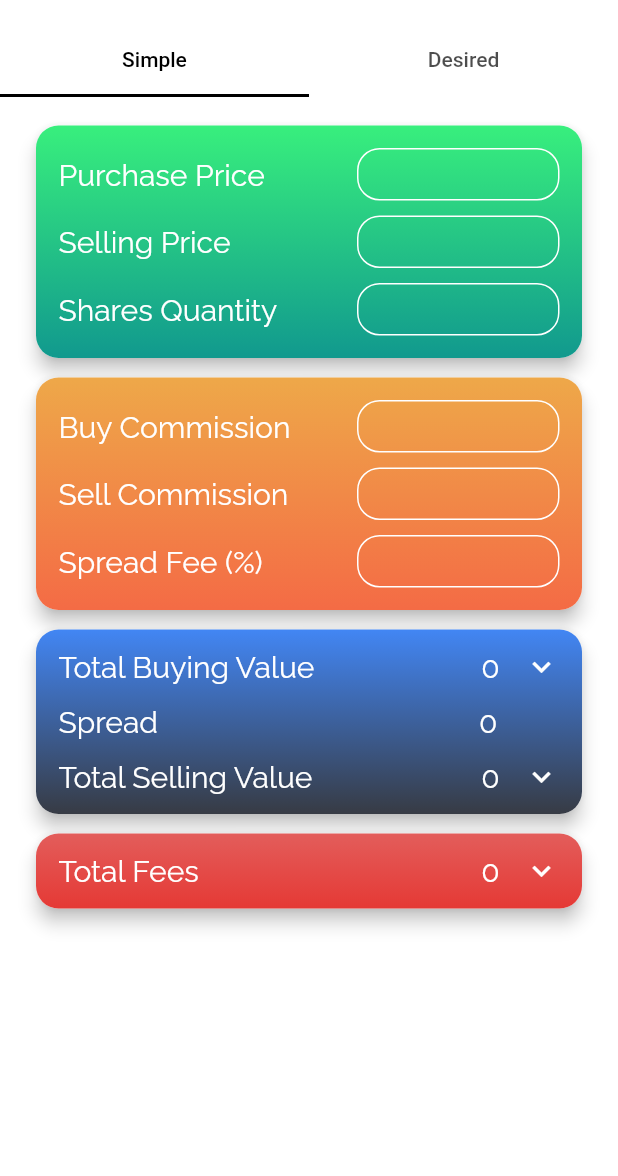
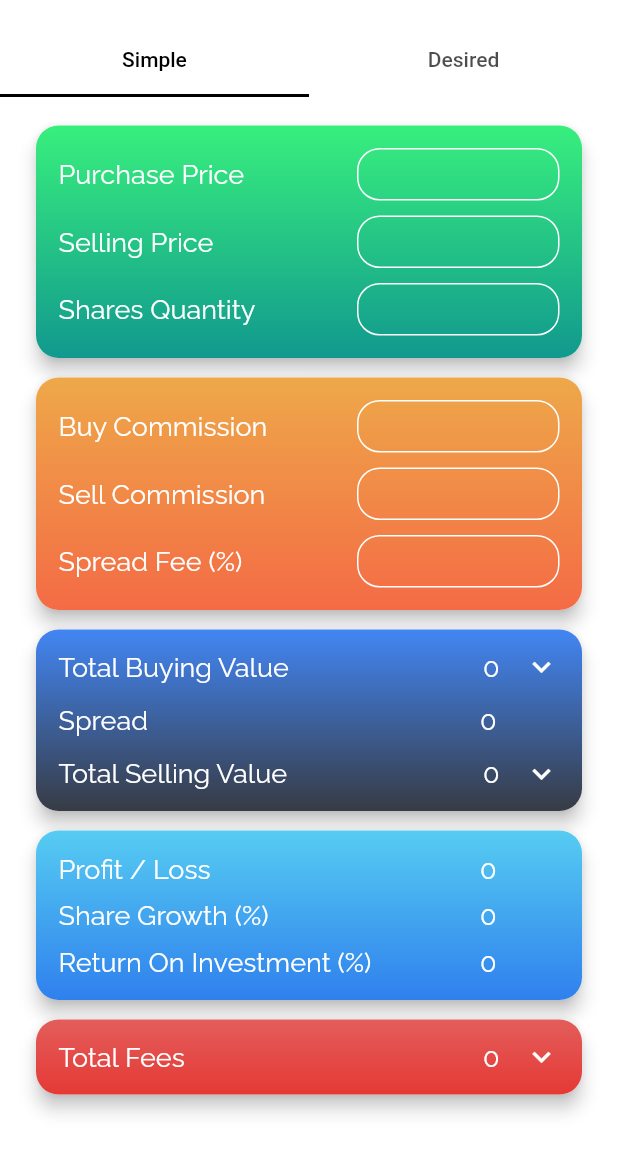
Before and after one commit to seanyasno/finance_app, a Flutter app: the screen it shows after launch, on a phone screen of 412 x 824 dp, the part 59-1235 px from its top. Run offline on Flutter 3.47's test engine with Material 2 defaults, Android fonts, the phone set to English and light mode, and no system bars; our stand-ins replace google_fonts.

Commit message:
Added info share section

```diff
--- a/lib/components/expanded_profit_info/expanded_profit_info.dart
+++ b/lib/components/expanded_profit_info/expanded_profit_info.dart
@@ -44,14 +44,14 @@ class _ExpandedProfitInfoState extends State<ExpandedProfitInfo>
                 widget.title,
                 style: TextStyle(
                   color: Colors.white,
-                  fontSize: 20,
+                  fontSize: 18,
                 ),
               ),
               Text(
                 widget.titleValue,
                 style: TextStyle(
                   color: Colors.white,
-                  fontSize: 20,
+                  fontSize: 18,
                 ),
               )
             ],
--- a/lib/components/profit_forms/simple_profit_form/simple_profit_form.dart
+++ b/lib/components/profit_forms/simple_profit_form/simple_profit_form.dart
@@ -1,10 +1,12 @@
 import 'package:finance_app/components/profit_sections/info_sections/info_fees_section.dart';
+import 'package:finance_app/components/profit_sections/info_sections/info_share_section.dart';
 import 'package:finance_app/components/profit_sections/info_sections/info_sum_section.dart';
 import 'package:finance_app/components/profit_sections/simple_sections/simple_share_section.dart';
-import 'package:finance_app/components/profit_sections/total_info_section.dart';
 import 'package:finance_app/components/profit_sections/fees_section.dart';
+import 'package:finance_app/components/profit_info/profit_info.dart';
 import 'package:finance_app/models/commission_fee.dart';
 import 'package:flutter/material.dart';
+import 'package:intl/intl.dart';
 
 class SimpleProfitForm extends StatefulWidget {
   @override
@@ -40,6 +42,21 @@ class _SimpleProfitFormState extends State<SimpleProfitForm> {
             sharesQuantity: _sharesQuantity,
             buyCommission: CommissionFee(_buyCommission, false),
             sellCommission: CommissionFee(_sellCommission, false),
+          ),
+          SizedBox(
+            height: 5,
+          ),
+          InfoShareSection(
+            purchasePrice: _purchasePrice,
+            sellingPrice: _sellingPrice,
+            sharesQuantity: _sharesQuantity,
+            buyCommission: CommissionFee(_buyCommission, false),
+            sellCommission: CommissionFee(_sellCommission, false),
+            spreadFee: _spreadFees,
+            children: [
+              ProfitInfo('Profit / Loss', NumberFormat().format(_calculateProfit())),
+              SizedBox(height: 10),
+            ],
           ),
           SizedBox(
             height: 5,
@@ -102,4 +119,17 @@ class _SimpleProfitFormState extends State<SimpleProfitForm> {
       _spreadFees = double.parse(value) / 100;
     });
   }
+
+  double _calculateProfit() {
+    return (_sellingPrice * _sharesQuantity) -
+        (_purchasePrice * _sharesQuantity) -
+        (_sellingPrice > _purchasePrice
+            ? _calculateTotalFees()
+            : _buyCommission + _sellCommission);
+  }
+
+  double _calculateTotalFees() {
+    double spread = (_sellingPrice * _sharesQuantity) - (_purchasePrice * _sharesQuantity);
+    return _buyCommission + _sellCommission + (_sellingPrice > _purchasePrice ? spread * _spreadFees : 0);
+  }
 }
--- a/lib/components/profit_info/profit_info.dart
+++ b/lib/components/profit_info/profit_info.dart
@@ -15,7 +15,7 @@ class ProfitInfo extends StatelessWidget {
           Text(
             _label,
             style: TextStyle(
-              fontSize: 20,
+              fontSize: 18,
               color: Colors.white,
             ),
           ),
@@ -25,7 +25,7 @@ class ProfitInfo extends StatelessWidget {
             child: Text(
               _value,
               style: TextStyle(
-                fontSize: 20,
+                fontSize: 18,
                 color: Colors.white,
               ),
             ),
--- a/lib/components/profit_input/profit_input.dart
+++ b/lib/components/profit_input/profit_input.dart
@@ -15,7 +15,7 @@ class ProfitInput extends StatelessWidget {
         Text(
           label,
           style: TextStyle(
-            fontSize: 20,
+            fontSize: 18,
             color: Colors.white,
           ),
         ),
--- /dev/null
+++ b/lib/components/profit_sections/info_sections/info_share_section.dart
@@ -0,0 +1,84 @@
+import 'package:finance_app/components/profit_info/profit_info.dart';
+import 'package:finance_app/models/commission_fee.dart';
+import 'package:flutter/material.dart';
+import 'package:intl/intl.dart';
+
+class InfoShareSection extends StatelessWidget {
+  final double purchasePrice;
+  final double sellingPrice;
+  final int sharesQuantity;
+
+  final CommissionFee buyCommission;
+  final CommissionFee sellCommission;
+  final double spreadFee;
+
+  final List<Widget> children;
+
+  InfoShareSection(
+      {this.purchasePrice,
+      this.sellingPrice,
+      this.sharesQuantity,
+      this.buyCommission,
+      this.sellCommission,
+      this.spreadFee,
+      this.children});
+
+  @override
+  Widget build(BuildContext context) {
+    return Card(
+      elevation: 5,
+      shape: RoundedRectangleBorder(
+        borderRadius: BorderRadius.circular(15),
+      ),
+      child: Container(
+        width: double.infinity,
+        padding: EdgeInsets.all(15),
+        decoration: BoxDecoration(
+          gradient: LinearGradient(
+            begin: FractionalOffset.topCenter,
+            end: FractionalOffset.bottomCenter,
+            colors: [
+              Color(0xFF56CCF2),
+              Color(0xFF2F80ED),
+            ],
+          ),
+          borderRadius: BorderRadius.circular(15),
+        ),
+        child: Column(
+          children: [
+            Column(
+              children: children ?? [],
+            ),
+            ProfitInfo(
+                'Share Growth (%)', _fixNaN(NumberFormat().format((sellingPrice - purchasePrice) / purchasePrice * 100))),
+            SizedBox(height: 10),
+            ProfitInfo('Return On Investment (%)',
+                _fixNaN(NumberFormat().format(_calculateROI()))),
+          ],
+        ),
+      ),
+    );
+  }
+
+  String _fixNaN(String value) {
+    return value == "NaN" ? '0' : value;
+  }
+
+  double _calculateProfit() {
+    return (sellingPrice * sharesQuantity) -
+        (purchasePrice * sharesQuantity) -
+        (sellingPrice > purchasePrice
+            ? _calculateTotalFees()
+            : buyCommission.calculate(data: sharesQuantity * purchasePrice) + sellCommission.calculate(data: sharesQuantity * sellingPrice));
+  }
+
+  double _calculateTotalFees() {
+    double spread = (sellingPrice * sharesQuantity) - (purchasePrice * sharesQuantity);
+    return buyCommission.calculate(data: sharesQuantity * purchasePrice) + sellCommission.calculate(data: sharesQuantity * sellingPrice) + (sellingPrice > purchasePrice ? spread * spreadFee : 0);
+  }
+
+  double _calculateROI() {
+    double totalCommissions = buyCommission.calculate(data: sharesQuantity * purchasePrice) + sellCommission.calculate(data: sharesQuantity * sellingPrice);
+    return (_calculateProfit() / (purchasePrice * sharesQuantity + totalCommissions)) * 100;
+  }
+}
```
